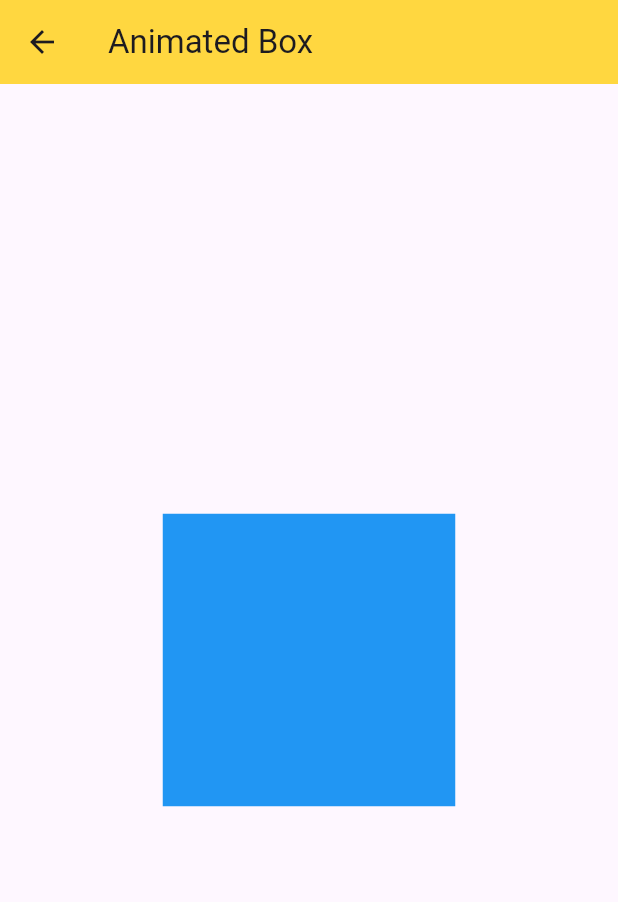
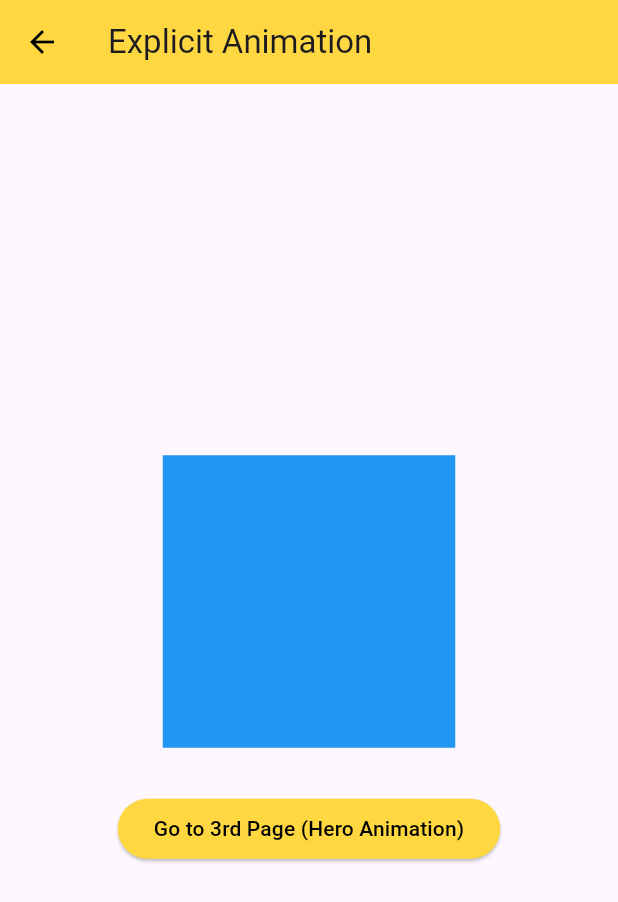
Before and after one commit to baheej007/study, a Flutter app: the SecondPage screen opened directly, on a phone screen of 412 x 824 dp. Shown: the top 902 px of the screen. Run offline on Flutter 3.47's test engine with Material 3 defaults, Android fonts, the phone set to English and light mode, and no system bars; network calls fail.

Commit message:
listview,gridview

```diff
--- /dev/null
+++ b/lib/custom_anim.dart
@@ -0,0 +1,82 @@
+import 'package:flutter/material.dart';
+import 'ThirdPage.dart';
+class SecondPage extends StatefulWidget {
+  const SecondPage({super.key});
+
+  @override
+  _SecondPageState createState() => _SecondPageState();
+}
+
+class _SecondPageState extends State<SecondPage>
+    with SingleTickerProviderStateMixin {
+  late AnimationController _controller;
+  late Animation<double> _animation;
+
+  @override
+  void initState() {
+    super.initState();
+
+    _controller = AnimationController(
+      duration: const Duration(seconds: 2),
+      vsync: this,
+    );
+
+    _animation = Tween<double>(begin: 100, end: 200).animate(_controller);
+
+    _controller.repeat(reverse: true);
+  }
+
+  @override
+  Widget build(BuildContext context) {
+    return Scaffold(
+      appBar: AppBar(
+        title: const Text("Explicit Animation"),
+        backgroundColor: Colors.amberAccent,
+        leading: IconButton(
+        icon: const Icon(Icons.arrow_back, color: Colors.black),
+        onPressed: () {
+          Navigator.pop(context);
+        },
+      ),
+      ),
+      body: Center(
+        child: Column(
+          mainAxisAlignment: MainAxisAlignment.center,
+          children: [
+            AnimatedBuilder(
+              animation: _animation,
+              builder: (context, child) {
+                return Container(
+                  width: _animation.value,
+                  height: _animation.value,
+                  color: Colors.blue,
+                );
+              },
+            ),
+            const SizedBox(height: 30),
+            ElevatedButton(
+              style: ElevatedButton.styleFrom(
+                  backgroundColor: Colors.amberAccent),
+              onPressed: () {
+                Navigator.push(
+                  context,
+                  MaterialPageRoute(builder: (context) => const ThirdPage()),
+                );
+              },
+              child: const Text(
+                "Go to 3rd Page (Hero Animation)",
+                style: TextStyle(color: Colors.black),
+              ),
+            ),
+          ],
+        ),
+      ),
+    );
+  }
+
+  @override
+  void dispose() {
+    _controller.dispose();
+    super.dispose();
+  }
+}
--- a/lib/get.dart
+++ /dev/null
@@ -1,56 +0,0 @@
-import 'package:flutter/material.dart';
-
-class SecondPage extends StatefulWidget {
-  const SecondPage({super.key});
-
-  @override
-  _SecondPageState createState() => _SecondPageState();
-}
-
-class _SecondPageState extends State<SecondPage>
-    with SingleTickerProviderStateMixin {
-  late AnimationController _controller;
-  late Animation<double> _animation;
-
-  @override
-  void initState() {
-    super.initState();
-
-    _controller = AnimationController(
-      duration: const Duration(seconds: 2),
-      vsync: this,
-    );
-
-    _animation = Tween<double>(begin: 100, end: 200).animate(_controller);
-
-    _controller.repeat(reverse: true);
-  }
-
-  @override
-  Widget build(BuildContext context) {
-    return Scaffold(
-      appBar: AppBar(
-        title: const Text("Animated Box"),
-        backgroundColor: Colors.amberAccent,
-      ),
-      body: Center(
-        child: AnimatedBuilder(
-          animation: _animation,
-          builder: (context, child) {
-            return Container(
-              width: _animation.value,
-              height: _animation.value,
-              color: Colors.blue,
-            );
-          },
-        ),
-      ),
-    );
-  }
-
-  @override
-  void dispose() {
-    _controller.dispose();
-    super.dispose();
-  }
-}
--- a/lib/main.dart
+++ b/lib/main.dart
@@ -1,5 +1,5 @@
 import 'package:flutter/material.dart';
-import 'get.dart';
+import 'custom_anim.dart';
 
 void main() {
   runApp(const MyApp());
```
Also changed, not shown: lib/Grid.dart (added, +87 -0 lines), lib/ListViewPage.dart (added, +56 -0 lines), lib/ThirdPage.dart (added, +91 -0 lines).
